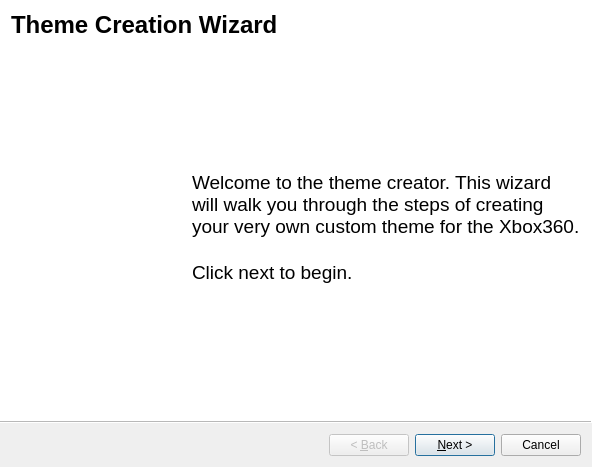
Before: the Qt Designer form Velocity/themecreationwizard.ui in hetelek/Velocity, drawn with Qt 5.
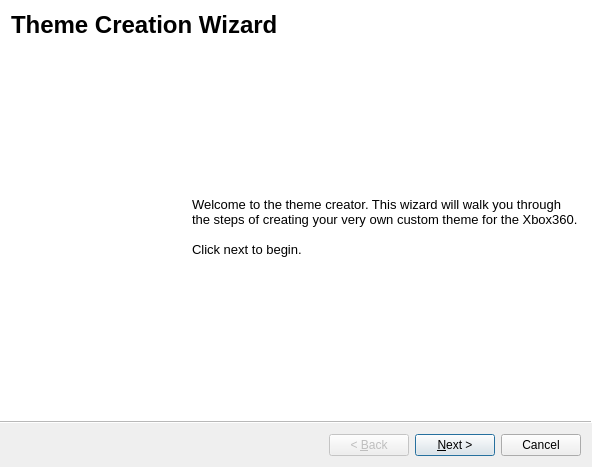
After: the same form once the commit is applied. Icons and pictures are not drawn.

Commit message: Made minor UI adjustments for Linux

```diff
--- a/Velocity/themecreationwizard.ui
+++ b/Velocity/themecreationwizard.ui
@@ -78,14 +78,19 @@
       </item>
       <item>
        <widget class="QLabel" name="label_3">
+        <property name="font">
+         <font>
+          <pointsize>6</pointsize>
+         </font>
+        </property>
         <property name="text">
          <string>&lt;!DOCTYPE HTML PUBLIC &quot;-//W3C//DTD HTML 4.0//EN&quot; &quot;http://www.w3.org/TR/REC-html40/strict.dtd&quot;&gt;
 &lt;html&gt;&lt;head&gt;&lt;meta name=&quot;qrichtext&quot; content=&quot;1&quot; /&gt;&lt;style type=&quot;text/css&quot;&gt;
 p, li { white-space: pre-wrap; }
-&lt;/style&gt;&lt;/head&gt;&lt;body style=&quot; font-family:'Lucida Grande'; font-size:13pt; font-weight:400; font-style:normal;&quot;&gt;
-&lt;p style=&quot; margin-top:0px; margin-bottom:0px; margin-left:0px; margin-right:0px; -qt-block-indent:0; text-indent:0px;&quot;&gt;&lt;span style=&quot; font-family:'MS Shell Dlg 2'; font-size:14pt;&quot;&gt;Welcome to the theme creator. This wizard will walk you through the steps of creating your very own custom theme for the Xbox360.&lt;/span&gt;&lt;/p&gt;
-&lt;p style=&quot;-qt-paragraph-type:empty; margin-top:0px; margin-bottom:0px; margin-left:0px; margin-right:0px; -qt-block-indent:0; text-indent:0px; font-family:'MS Shell Dlg 2'; font-size:14pt;&quot;&gt;&lt;/p&gt;
-&lt;p style=&quot; margin-top:0px; margin-bottom:0px; margin-left:0px; margin-right:0px; -qt-block-indent:0; text-indent:0px;&quot;&gt;&lt;span style=&quot; font-family:'MS Shell Dlg 2'; font-size:14pt;&quot;&gt;Click next to begin.&lt;/span&gt;&lt;/p&gt;&lt;/body&gt;&lt;/html&gt;</string>
+&lt;/style&gt;&lt;/head&gt;&lt;body style=&quot; font-family:'Ubuntu'; font-size:6pt; font-weight:400; font-style:normal;&quot;&gt;
+&lt;p style=&quot; margin-top:0px; margin-bottom:0px; margin-left:0px; margin-right:0px; -qt-block-indent:0; text-indent:0px;&quot;&gt;&lt;span style=&quot; font-family:'MS Shell Dlg 2'; font-size:10pt;&quot;&gt;Welcome to the theme creator. This wizard will walk you through the steps of creating your very own custom theme for the Xbox360.&lt;/span&gt;&lt;/p&gt;
+&lt;p style=&quot;-qt-paragraph-type:empty; margin-top:0px; margin-bottom:0px; margin-left:0px; margin-right:0px; -qt-block-indent:0; text-indent:0px; font-family:'MS Shell Dlg 2'; font-size:10pt;&quot;&gt;&lt;br /&gt;&lt;/p&gt;
+&lt;p style=&quot; margin-top:0px; margin-bottom:0px; margin-left:0px; margin-right:0px; -qt-block-indent:0; text-indent:0px;&quot;&gt;&lt;span style=&quot; font-family:'MS Shell Dlg 2'; font-size:10pt;&quot;&gt;Click next to begin.&lt;/span&gt;&lt;/p&gt;&lt;/body&gt;&lt;/html&gt;</string>
         </property>
         <property name="wordWrap">
          <bool>true</bool>
```
Left out of the diff: 8 changed lines with no effect on the pictures. The commit also changes 3 other files.
